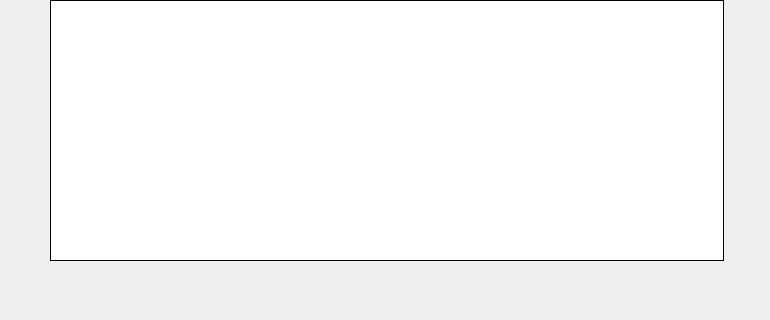
The window that alltransactionwidget.ui (HcashOrg/hx-indicator) describes before a commit, drawn with Qt 5; both pictures show x 0 to 770 and y 210 to 530 of the 770 by 530 pixel window.
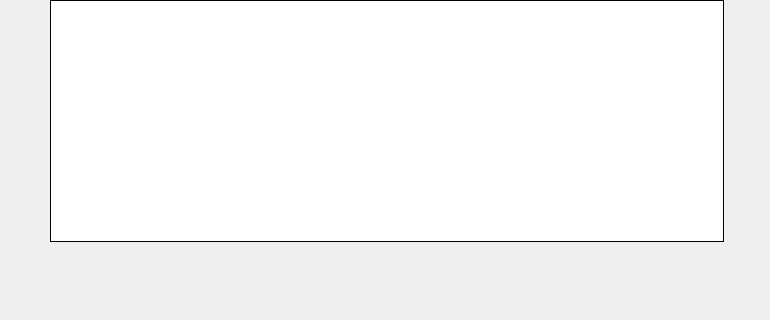
The same window after the commit. Icons and pictures are not drawn.

Commit message: table height

Diff of the .ui file:
```diff
--- a/alltransactionwidget.ui
+++ b/alltransactionwidget.ui
@@ -364,7 +364,7 @@
      <x>50</x>
      <y>210</y>
      <width>674</width>
-     <height>261</height>
+     <height>242</height>
     </rect>
    </property>
    <property name="cursor" stdset="0">
```
The commit also changes 4 other files.
